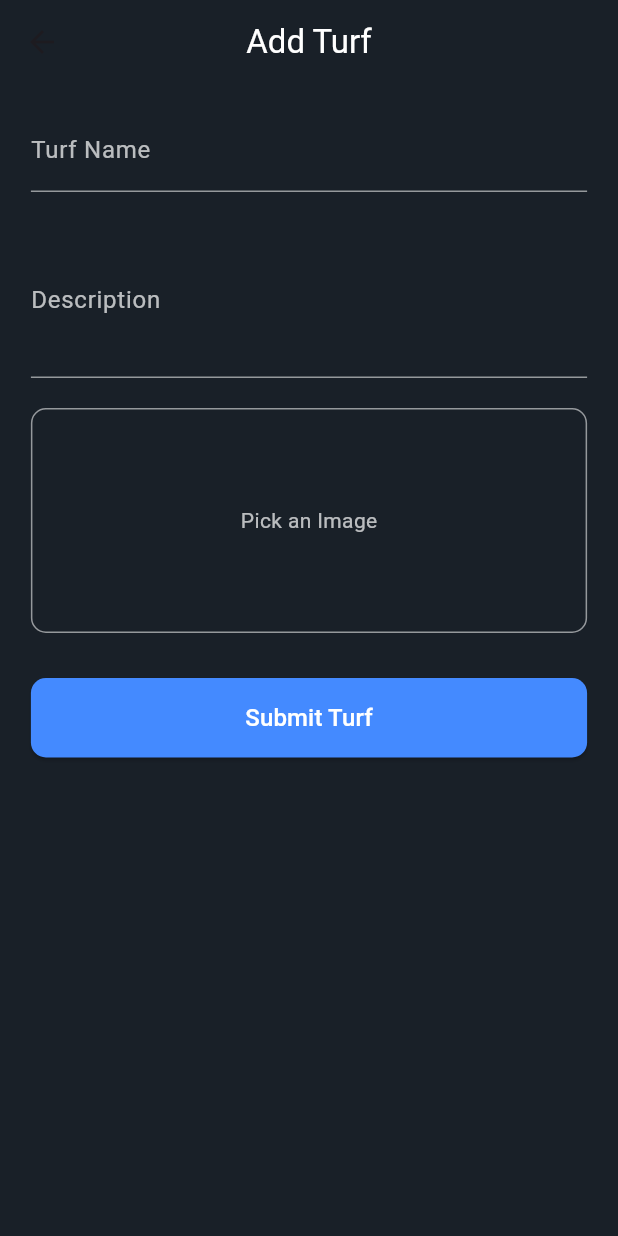
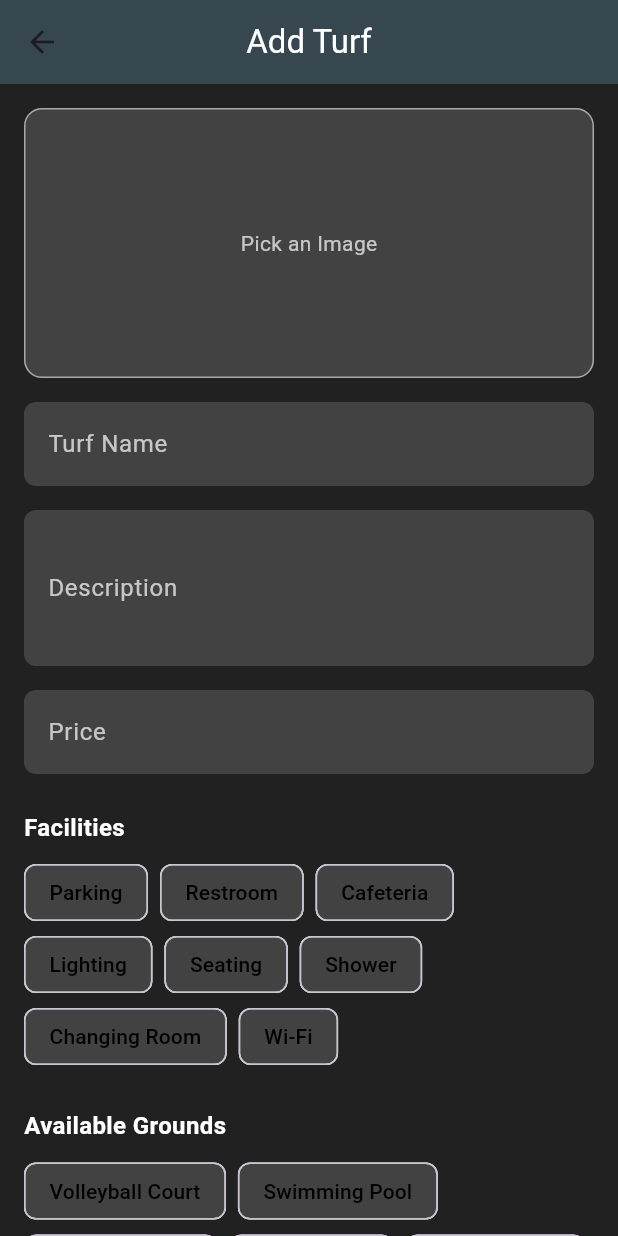
Before and after one commit to punchbiz2023/BookTheBiz, a Flutter app: the AddTurfPage screen opened by its route, on a phone screen of 412 x 824 dp. Run offline on Flutter 3.47's test engine with Material 3 defaults, Android fonts, the phone set to English and light mode, and no system bars; our stand-ins replace cloud_firestore, firebase_auth, firebase_core, firebase_storage, fluttertoast, geolocator and 4 more; accounts and stored records are empty.

Commit message:
added to list the chips in the detals page.

```diff
--- a/lib/pages/Turf owner/turfadd.dart
+++ b/lib/pages/Turf owner/turfadd.dart
@@ -13,11 +13,39 @@ class AddTurfPage extends StatefulWidget {
 class _AddTurfPageState extends State<AddTurfPage> {
   final TextEditingController _nameController = TextEditingController();
   final TextEditingController _descriptionController = TextEditingController();
+  final TextEditingController _priceController =
+      TextEditingController(); // Price controller
   File? _imageFile;
   bool _isLoading = false;
   final ImagePicker _picker = ImagePicker();
   final FirebaseFirestore _firestore = FirebaseFirestore.instance;
   final FirebaseStorage _firebaseStorage = FirebaseStorage.instance;
+
+  // Facilities list
+  final List<String> _facilities = [
+    'Parking',
+    'Restroom',
+    'Cafeteria',
+    'Lighting',
+    'Seating',
+    'Shower',
+    'Changing Room',
+    'Wi-Fi'
+  ];
+  final List<String> _selectedFacilities = [];
+
+  // Available Grounds list (Sports types)
+  final List<String> _availableGrounds = [
+    'Volleyball Court',
+    'Swimming Pool',
+    'Cricket Ground',
+    'Shuttlecock',
+    'Football Field',
+    'Basketball Court',
+    'Tennis Court',
+    'Badminton Court'
+  ];
+  final List<String> _selectedAvailableGrounds = [];
 
   // Function to pick image from gallery
   Future<void> _pickImage() async {
@@ -47,21 +75,29 @@ class _AddTurfPageState extends State<AddTurfPage> {
   Future<void> _submitTurf() async {
     if (_nameController.text.isEmpty ||
         _descriptionController.text.isEmpty ||
-        _imageFile == null) {
+        _imageFile == null ||
+        _priceController.text.isEmpty || // Check if price is empty
+        _selectedFacilities.isEmpty ||
+        _selectedAvailableGrounds.isEmpty) {
       ScaffoldMessenger.of(context).showSnackBar(
         SnackBar(content: Text('Please complete all fields')),
       );
       return;
     }
+
     setState(() {
       _isLoading = true;
     });
+
     try {
       String imageUrl = await _uploadImage(_imageFile!);
       await _firestore.collection('turfs').add({
         'name': _nameController.text,
         'description': _descriptionController.text,
+        'price': double.parse(_priceController.text), // Add price to Firestore
         'imageUrl': imageUrl,
+        'facilities': _selectedFacilities,
+        'availableGrounds': _selectedAvailableGrounds,
       });
       ScaffoldMessenger.of(context).showSnackBar(
         SnackBar(content: Text('Turf added successfully!')),
@@ -82,32 +118,42 @@ class _AddTurfPageState extends State<AddTurfPage> {
   Widget build(BuildContext context) {
     Size size = MediaQuery.of(context).size;
     return Scaffold(
-      backgroundColor: Color(0xff192028),
+      backgroundColor: Colors.grey[900],
       appBar: AppBar(
-        backgroundColor: Colors.transparent,
+        backgroundColor: Colors.blueGrey[800],
         title: Text('Add Turf', style: TextStyle(color: Colors.white)),
         centerTitle: true,
       ),
       body: SingleChildScrollView(
-        padding:
-            EdgeInsets.symmetric(horizontal: size.width * 0.05, vertical: 16),
+        padding: EdgeInsets.all(16),
         child: Column(
           crossAxisAlignment: CrossAxisAlignment.stretch,
           children: [
+            _buildImagePicker(), // Image selector at the top
+            SizedBox(height: 16),
             _buildTextField(
               controller: _nameController,
               label: 'Turf Name',
-              maxLines: 1,
             ),
-            SizedBox(height: 20),
+            SizedBox(height: 16),
             _buildTextField(
               controller: _descriptionController,
               label: 'Description',
               maxLines: 3,
             ),
-            SizedBox(height: 20),
-            _buildImagePicker(),
-            SizedBox(height: 30),
+            SizedBox(height: 16),
+            _buildTextField(
+              controller: _priceController,
+              label: 'Price',
+              keyboardType: TextInputType.number,
+            ),
+            SizedBox(height: 16),
+            _buildTopicTitle('Facilities'),
+            _buildFacilitiesChips(), // Facilities chip selector
+            SizedBox(height: 16),
+            _buildTopicTitle('Available Grounds'),
+            _buildAvailableGroundsChips(), // Available grounds chip selector
+            SizedBox(height: 24),
             _isLoading
                 ? Center(child: CircularProgressIndicator())
                 : _buildSubmitButton(),
@@ -121,16 +167,25 @@ class _AddTurfPageState extends State<AddTurfPage> {
     required TextEditingController controller,
     required String label,
     int maxLines = 1,
+    TextInputType keyboardType = TextInputType.text,
   }) {
     return TextField(
       controller: controller,
       maxLines: maxLines,
+      keyboardType: keyboardType,
       style: TextStyle(color: Colors.white),
       decoration: InputDecoration(
         labelText: label,
         labelStyle: TextStyle(color: Colors.white70),
-        enabledBorder: UnderlineInputBorder(
-          borderSide: BorderSide(color: Colors.white54),
+        fillColor: Colors.grey[800],
+        filled: true,
+        border: OutlineInputBorder(
+          borderRadius: BorderRadius.circular(8),
+          borderSide: BorderSide.none,
+        ),
+        focusedBorder: OutlineInputBorder(
+          borderRadius: BorderRadius.circular(8),
+          borderSide: BorderSide(color: Colors.blueAccent, width: 2),
         ),
       ),
     );
@@ -140,10 +195,11 @@ class _AddTurfPageState extends State<AddTurfPage> {
     return GestureDetector(
       onTap: _pickImage,
       child: Container(
-        height: 150,
+        height: 180,
         decoration: BoxDecoration(
           border: Border.all(color: Colors.white54),
-          borderRadius: BorderRadius.circular(10),
+          borderRadius: BorderRadius.circular(12),
+          color: Colors.grey[800],
         ),
         child: _imageFile == null
             ? Center(
@@ -153,7 +209,7 @@ class _AddTurfPageState extends State<AddTurfPage> {
                 ),
               )
             : ClipRRect(
-                borderRadius: BorderRadius.circular(10),
+                borderRadius: BorderRadius.circular(12),
                 child: Image.file(
                   _imageFile!,
                   fit: BoxFit.cover,
@@ -164,20 +220,89 @@ class _AddTurfPageState extends State<AddTurfPage> {
     );
   }
 
+  Widget _buildTopicTitle(String title) {
+    return Padding(
+      padding: const EdgeInsets.symmetric(vertical: 8.0),
+      child: Text(
+        title,
+        style: TextStyle(
+          color: Colors.white,
+          fontSize: 16,
+          fontWeight: FontWeight.bold,
+        ),
+      ),
+    );
+  }
+
+  Widget _buildFacilitiesChips() {
+    return Wrap(
+      spacing: 8.0,
+      children: _facilities.map((facility) {
+        final isSelected = _selectedFacilities.contains(facility);
+        return ChoiceChip(
+          label: Text(facility),
+          selected: isSelected,
+          onSelected: (selected) {
+            setState(() {
+              if (selected) {
+                _selectedFacilities.add(facility);
+              } else {
+                _selectedFacilities.remove(facility);
+              }
+            });
+          },
+          selectedColor: Colors.blueAccent,
+          backgroundColor: Colors.grey[800],
+          labelStyle:
+              TextStyle(color: isSelected ? Colors.white : Colors.black),
+          shape: RoundedRectangleBorder(
+            borderRadius: BorderRadius.circular(8),
+          ),
+        );
+      }).toList(),
+    );
+  }
+
+  Widget _buildAvailableGroundsChips() {
+    return Wrap(
+      spacing: 8.0,
+      children: _availableGrounds.map((ground) {
+        final isSelected = _selectedAvailableGrounds.contains(ground);
+        return ChoiceChip(
+          label: Text(ground),
+          selected: isSelected,
+          onSelected: (selected) {
+            setState(() {
+              if (selected) {
+                _selectedAvailableGrounds.add(ground);
+              } else {
+                _selectedAvailableGrounds.remove(ground);
+              }
+            });
+          },
+          selectedColor: Colors.blueAccent,
+          backgroundColor: Colors.grey[800],
+          labelStyle:
+              TextStyle(color: isSelected ? Colors.white : Colors.black),
+          shape: RoundedRectangleBorder(
+            borderRadius: BorderRadius.circular(8),
+          ),
+        );
+      }).toList(),
+    );
+  }
+
   Widget _buildSubmitButton() {
     return ElevatedButton(
       onPressed: _submitTurf,
       style: ElevatedButton.styleFrom(
-        padding: EdgeInsets.symmetric(vertical: 15),
+        padding: EdgeInsets.symmetric(vertical: 16),
         backgroundColor: Colors.blueAccent,
         shape: RoundedRectangleBorder(
-          borderRadius: BorderRadius.circular(10),
+          borderRadius: BorderRadius.circular(12),
         ),
       ),
-      child: Text(
-        'Submit Turf',
-        style: TextStyle(fontSize: 16, color: Colors.white),
-      ),
+      child: Text('Submit Turf'),
     );
   }
 }
```
Also changed, not shown: lib/pages/details.dart (added, +139 -0 lines), lib/pages/home_page.dart (+5 -2 lines), lib/widgets/firebaseimagecard.dart (+23 -1 lines), 1 other file.
